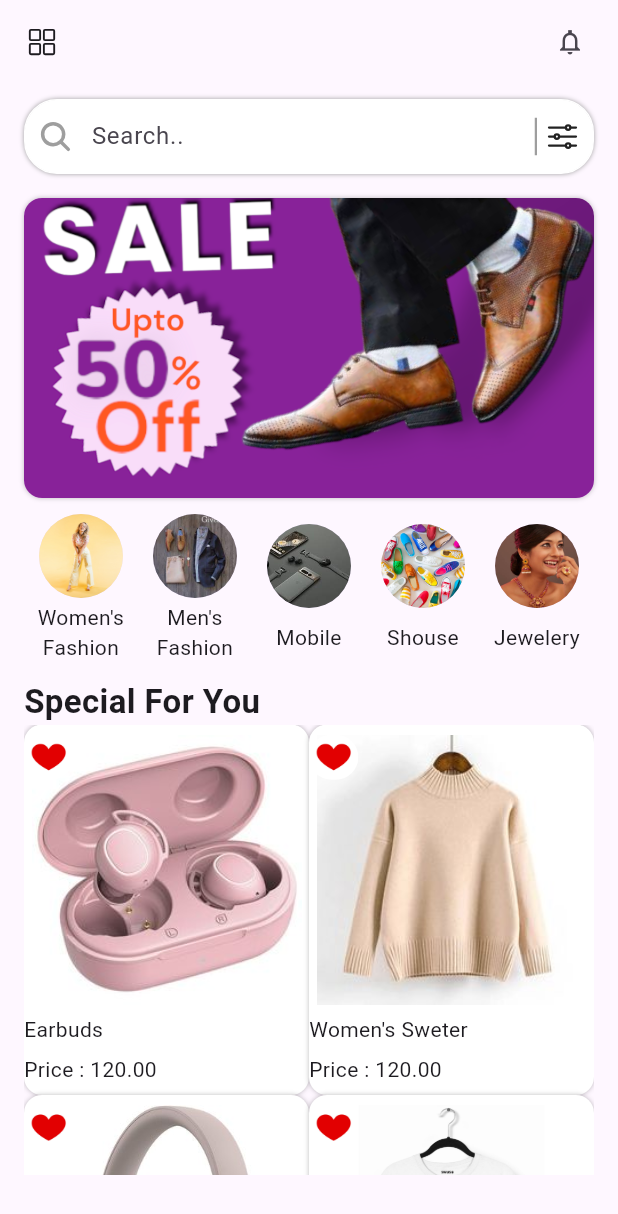
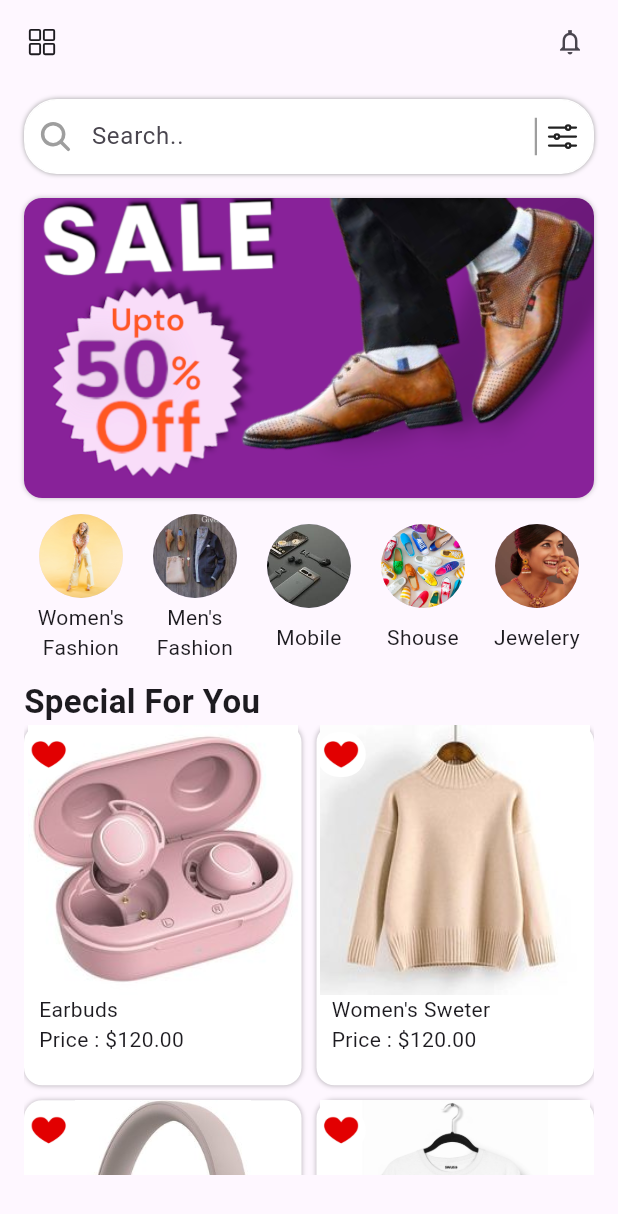
Before and after one commit to LakumM/Ecomapp, a Flutter app: the screen it shows after launch, on a phone screen of 412 x 824 dp. Shown: the top 1214 px of the screen. Run offline on Flutter 3.47's test engine with Material 3 defaults, Android fonts, the phone set to English and light mode, and no system bars; our stand-ins replace ionicons.

Commit message:
e-commerce

```diff
--- a/lib/Screen/maincatlogscreen.dart
+++ b/lib/Screen/maincatlogscreen.dart
@@ -159,7 +159,7 @@ class Main_CatLog_Screen extends StatelessWidget {
               SizedBox(
                 height: 300,
                 width: double.infinity,
-                child: GridView.builder(gridDelegate: SliverGridDelegateWithFixedCrossAxisCount(crossAxisCount: 2,childAspectRatio: 2/2.6),
+                child: GridView.builder(gridDelegate: SliverGridDelegateWithFixedCrossAxisCount(crossAxisCount: 2,childAspectRatio: 2/2.6,crossAxisSpacing: 10,mainAxisSpacing: 10),
                     itemCount: discatPro.length,
                     itemBuilder: (context, index) {
                       return
@@ -171,14 +171,22 @@ class Main_CatLog_Screen extends StatelessWidget {
                               boxShadow: [BoxShadow(blurRadius: 2, color: Colors.black26)],),
                             child: Column(
                               crossAxisAlignment: CrossAxisAlignment.start,
-                              mainAxisAlignment: MainAxisAlignment.spaceEvenly,
                               children: [Stack(children: [
-                                Center(child: Image.asset(discatPro[index]['discatImg'],fit: BoxFit.fitHeight,height: 180,)),
-                                ClipRRect(clipBehavior: Clip.antiAlias,borderRadius: BorderRadius.circular(22),child: Image.asset('assets/images/heart.jpg',height: 30,))
+                                Center(child: Image.asset(discatPro[index]['discatImg'],fit: BoxFit.fill,height: 180,)),
+                                Padding(
+                                  padding: const EdgeInsets.fromLTRB(0,5,5,0),
+                                  child: ClipRRect(clipBehavior: Clip.antiAlias,borderRadius: BorderRadius.circular(22),child: Image.asset('assets/images/heart.jpg',height: 30,)),
+                                )
                               ],
                               ),
-                                Text(discatPro[index]['discatName']),
-                                Text("Price : 120.00"),
+                                Padding(
+                                  padding: const EdgeInsets.only(left: 10),
+                                  child: Text(discatPro[index]['discatName']),
+                                ),
+                                Padding(
+                                  padding: const EdgeInsets.only(left: 10),
+                                  child: Text("Price : \$120.00"),
+                                ),
                                ]
                                 ),
 
```
